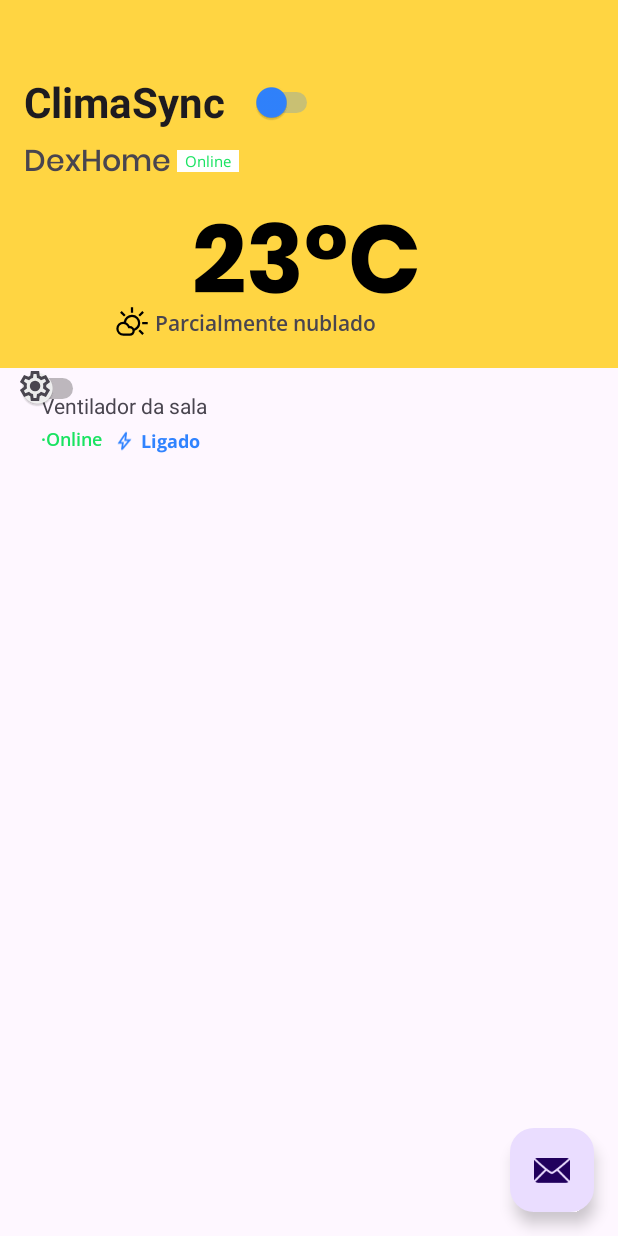
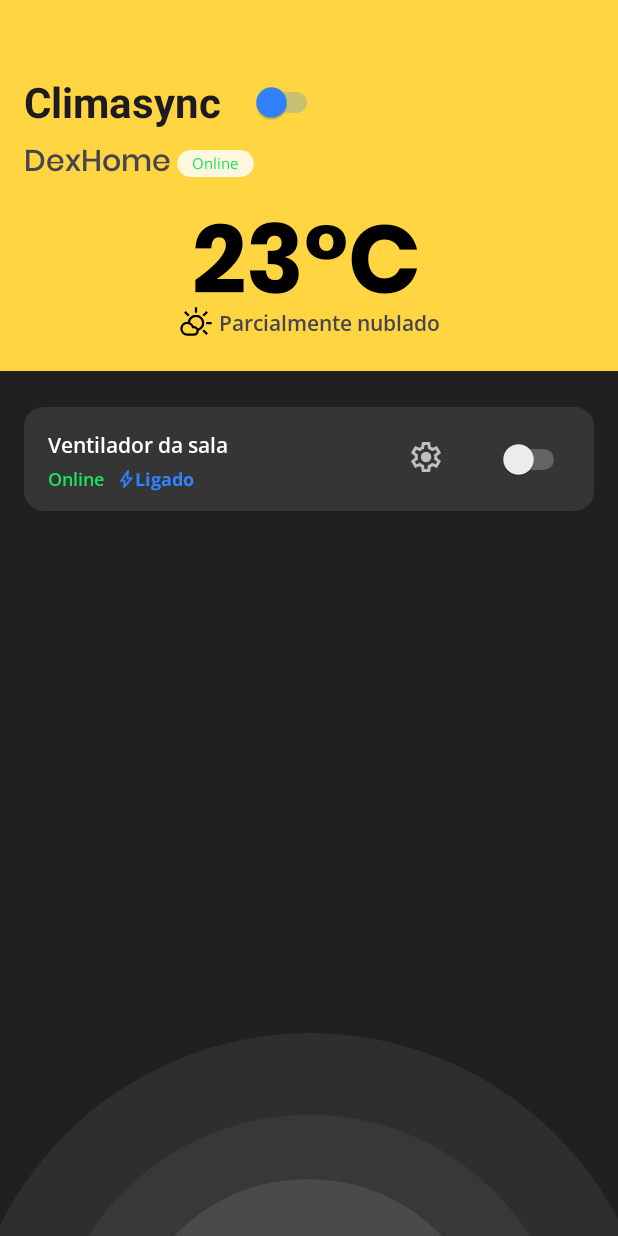
Before and after one commit to josuhinrichs/iot-frontend, an Android app: the screen it shows after launch (MainActivity), on a phone screen of 412 x 824 dp. Run offline under Robolectric (Android 15) with nearby library versions, the phone set to English and light mode, and no system bars; our stand-ins replace navigation-ui.

```diff
--- /dev/null
+++ b/app/src/main/res/drawable/extcircle.xml
@@ -0,0 +1,9 @@
+<vector xmlns:android="http://schemas.android.com/apk/res/android"
+    android:width="360dp"
+    android:height="171dp"
+    android:viewportWidth="360"
+    android:viewportHeight="171">
+  <path
+      android:pathData="M373,192.5a192.5,193 90,1 0,-386 -0a192.5,193 90,1 0,386 -0z"
+      android:fillColor="#2E2E2E"/>
+</vector>
--- /dev/null
+++ b/app/src/main/res/drawable/innercircle.xml
@@ -0,0 +1,9 @@
+<vector xmlns:android="http://schemas.android.com/apk/res/android"
+    android:width="198dp"
+    android:height="77dp"
+    android:viewportWidth="198"
+    android:viewportHeight="77">
+  <path
+      android:pathData="M198,98.5a98.5,99 90,1 0,-198 -0a98.5,99 90,1 0,198 -0z"
+      android:fillColor="#4A4A4A"/>
+</vector>
--- /dev/null
+++ b/app/src/main/res/drawable/middlecircle.xml
@@ -0,0 +1,9 @@
+<vector xmlns:android="http://schemas.android.com/apk/res/android"
+    android:width="266dp"
+    android:height="125dp"
+    android:viewportWidth="266"
+    android:viewportHeight="125">
+  <path
+      android:pathData="M266,132.5a133,132.5 0,1 0,-266 -0a133,132.5 0,1 0,266 -0z"
+      android:fillColor="#383838"/>
+</vector>
--- a/app/src/main/res/layout/activity_main.xml
+++ b/app/src/main/res/layout/activity_main.xml
@@ -4,19 +4,21 @@
     xmlns:tools="http://schemas.android.com/tools"
     android:layout_width="match_parent"
     android:layout_height="match_parent"
+    android:background="#CACACA"
     android:fitsSystemWindows="true"
     tools:context=".MainActivity">
 
     <com.google.android.material.appbar.AppBarLayout
         android:id="@+id/appBarLayout2"
         android:layout_width="match_parent"
-        android:layout_height="245dp"
+        android:layout_height="wrap_content"
         android:background="@color/primary"
         android:fitsSystemWindows="true">
 
         <androidx.constraintlayout.widget.ConstraintLayout
             android:layout_width="match_parent"
-            android:layout_height="match_parent">
+            android:layout_height="match_parent"
+            android:layout_marginBottom="20sp">
 
             <Switch
                 android:id="@+id/switch1"
@@ -25,7 +27,7 @@
                 android:layout_marginStart="16dp"
                 android:layout_marginTop="44dp"
                 android:fontFamily="@font/roboto_bold"
-                android:text="ClimaSync"
+                android:text="Climasync"
                 android:textSize="28sp"
                 android:thumbTint="@color/secondary"
                 android:trackTint="@color/secondary"
@@ -44,26 +46,27 @@
                 app:layout_constraintStart_toStartOf="parent"
                 app:layout_constraintTop_toBottomOf="@+id/switch1" />
 
-            <androidx.constraintlayout.widget.ConstraintLayout
-                android:layout_width="wrap_content"
-                android:layout_height="wrap_content"
+            <androidx.cardview.widget.CardView
+                android:layout_width="51dp"
+                android:layout_height="18dp"
+                android:layout_marginStart="4dp"
                 android:layout_marginTop="8dp"
+                app:cardBackgroundColor="#FFF8DF"
+                app:cardCornerRadius="43dp"
+                app:cardElevation="0dp"
                 app:layout_constraintStart_toEndOf="@+id/textView2"
                 app:layout_constraintTop_toBottomOf="@+id/switch1">
 
                 <TextView
                     android:id="@+id/textView3"
-                    android:layout_width="wrap_content"
-                    android:layout_height="wrap_content"
-                    android:layout_marginStart="4dp"
-                    android:background="@color/white"
+                    android:layout_width="match_parent"
+                    android:layout_height="match_parent"
                     android:fontFamily="@font/open_sans"
-                    android:text="  Online  "
+                    android:gravity="center"
+                    android:text="Online"
                     android:textColor="@color/green"
-                    android:textSize="10sp"
-                    app:layout_constraintStart_toStartOf="parent"
-                    tools:layout_editor_absoluteY="0dp" />
-            </androidx.constraintlayout.widget.ConstraintLayout>
+                    android:textSize="10sp" />
+            </androidx.cardview.widget.CardView>
 
             <TextView
                 android:id="@+id/textView4"
@@ -89,7 +92,7 @@
                     android:id="@+id/layoutUmidade"
                     android:layout_width="wrap_content"
                     android:layout_height="match_parent"
-                    android:layout_marginStart="76dp"
+                    app:layout_constraintEnd_toEndOf="parent"
                     app:layout_constraintStart_toStartOf="parent"
                     tools:layout_editor_absoluteY="0dp">
 
@@ -97,9 +100,9 @@
                         android:id="@+id/iconStatus"
                         android:layout_width="wrap_content"
                         android:layout_height="wrap_content"
-                        app:tint="@color/black"
                         app:layout_constraintStart_toStartOf="parent"
-                        app:srcCompat="@drawable/partly_cloudy_day_24px" />
+                        app:srcCompat="@drawable/partly_cloudy_day_24px"
+                        app:tint="@color/black" />
 
                     <TextView
                         android:id="@+id/textView5"
@@ -130,6 +133,7 @@
         android:layout_gravity="bottom|end"
         android:layout_marginEnd="@dimen/fab_margin"
         android:layout_marginBottom="16dp"
+        android:visibility="gone"
         app:srcCompat="@android:drawable/ic_dialog_email" />
 
 </androidx.coordinatorlayout.widget.CoordinatorLayout>
--- a/app/src/main/res/layout/content_main.xml
+++ b/app/src/main/res/layout/content_main.xml
@@ -4,13 +4,56 @@
     xmlns:tools="http://schemas.android.com/tools"
     android:layout_width="match_parent"
     android:layout_height="match_parent"
+    android:background="@color/background"
     app:layout_behavior="@string/appbar_scrolling_view_behavior">
 
+    <ImageView
+        android:id="@+id/imageView5"
+        android:layout_width="455dp"
+        android:layout_height="205dp"
+        android:layout_marginTop="348dp"
+        app:layout_constraintEnd_toEndOf="parent"
+        app:layout_constraintStart_toStartOf="parent"
+        app:layout_constraintTop_toBottomOf="@+id/cardView"
+        app:srcCompat="@drawable/extcircle" />
+
+    <ImageView
+        android:id="@+id/imageView4"
+        android:layout_width="349dp"
+        android:layout_height="217dp"
+        android:layout_marginTop="376dp"
+        app:layout_constraintEnd_toEndOf="parent"
+        app:layout_constraintStart_toStartOf="parent"
+        app:layout_constraintTop_toBottomOf="@+id/cardView"
+        app:srcCompat="@drawable/middlecircle" />
+
+    <ImageView
+        android:id="@+id/imageView2"
+        android:layout_width="248dp"
+        android:layout_height="115dp"
+        android:layout_marginTop="436dp"
+        app:layout_constraintEnd_toEndOf="parent"
+        app:layout_constraintHorizontal_bias="0.496"
+        app:layout_constraintStart_toStartOf="parent"
+        app:layout_constraintTop_toBottomOf="@+id/cardView"
+        app:srcCompat="@drawable/innercircle" />
+
+    <androidx.cardview.widget.CardView
+        android:id="@+id/cardView"
+        android:layout_width="380dp"
+        android:layout_height="69dp"
+        android:layout_marginTop="24dp"
+        app:cardBackgroundColor="#00FFFFFF"
+        app:cardCornerRadius="13dp"
+        app:cardElevation="0dp"
+        app:layout_constraintEnd_toEndOf="parent"
+        app:layout_constraintStart_toStartOf="parent"
+        app:layout_constraintTop_toTopOf="parent">
+
         <androidx.constraintlayout.widget.ConstraintLayout
-        android:layout_width="390dp"
-        android:layout_height="69dp"
-        app:layout_constraintEnd_toEndOf="parent"
-        app:layout_constraintStart_toStartOf="parent">
+            android:layout_width="match_parent"
+            android:layout_height="match_parent"
+            android:background="@color/gray">
 
             <TextView
                 android:id="@+id/textView"
@@ -18,7 +61,9 @@
                 android:layout_height="wrap_content"
                 android:layout_marginStart="16dp"
                 android:layout_marginTop="15dp"
+                android:fontFamily="@font/open_sans_semibold"
                 android:text="Ventilador da sala"
+                android:textColor="@color/white"
                 app:layout_constraintStart_toStartOf="parent"
                 app:layout_constraintTop_toTopOf="parent" />
 
@@ -26,14 +71,17 @@
                 android:id="@+id/switch2"
                 android:layout_width="wrap_content"
                 android:layout_height="wrap_content"
-            tools:layout_editor_absoluteX="238dp"
-            tools:layout_editor_absoluteY="21dp" />
+                android:layout_marginEnd="16dp"
+                android:trackTint="#E8E8E8"
+                app:layout_constraintBottom_toBottomOf="parent"
+                app:layout_constraintEnd_toEndOf="parent"
+                app:layout_constraintTop_toTopOf="parent" />
 
             <LinearLayout
                 android:layout_width="wrap_content"
                 android:layout_height="wrap_content"
                 android:layout_marginStart="8dp"
-            android:layout_marginTop="5dp"
+                android:layout_marginTop="4dp"
                 android:gravity="center"
                 android:orientation="horizontal"
                 app:layout_constraintStart_toEndOf="@+id/textView6"
@@ -51,6 +99,7 @@
                     android:id="@+id/textView7"
                     android:layout_width="wrap_content"
                     android:layout_height="wrap_content"
+                    android:layout_marginLeft="-5dp"
                     android:fontFamily="@font/open_sans_bold"
                     android:text="Ligado"
                     android:textColor="@color/secondary"
@@ -62,9 +111,13 @@
                 android:id="@+id/imageView"
                 android:layout_width="wrap_content"
                 android:layout_height="wrap_content"
-            app:srcCompat="@drawable/settings_24px"
-            tools:layout_editor_absoluteX="186dp"
-            tools:layout_editor_absoluteY="29dp" />
+                android:layout_marginEnd="36dp"
+                android:tint="#BEBEBE"
+                app:layout_constraintBottom_toBottomOf="parent"
+                app:layout_constraintEnd_toStartOf="@+id/switch2"
+                app:layout_constraintTop_toTopOf="parent"
+                app:layout_constraintVertical_bias="0.466"
+                app:srcCompat="@drawable/settings_24px" />
 
             <TextView
                 android:id="@+id/textView6"
@@ -73,12 +126,13 @@
                 android:layout_marginStart="16dp"
                 android:layout_marginTop="4dp"
                 android:fontFamily="@font/open_sans_semibold"
-            android:text="·Online"
+                android:text="Online"
                 android:textColor="@color/green"
                 android:textSize="12sp"
                 app:layout_constraintStart_toStartOf="parent"
                 app:layout_constraintTop_toBottomOf="@+id/textView" />
 
         </androidx.constraintlayout.widget.ConstraintLayout>
+    </androidx.cardview.widget.CardView>
 
 </androidx.constraintlayout.widget.ConstraintLayout>
```
Also changed, not shown: app/src/main/java/com/example/climao/MainActivity.kt (+11 -0 lines), app/src/main/res/layout/dex_alerta.xml (added, +29 -0 lines), app/src/main/res/layout/plug_popup.xml (added, +109 -0 lines). Lines whose indentation alone changed are shown as unchanged.
